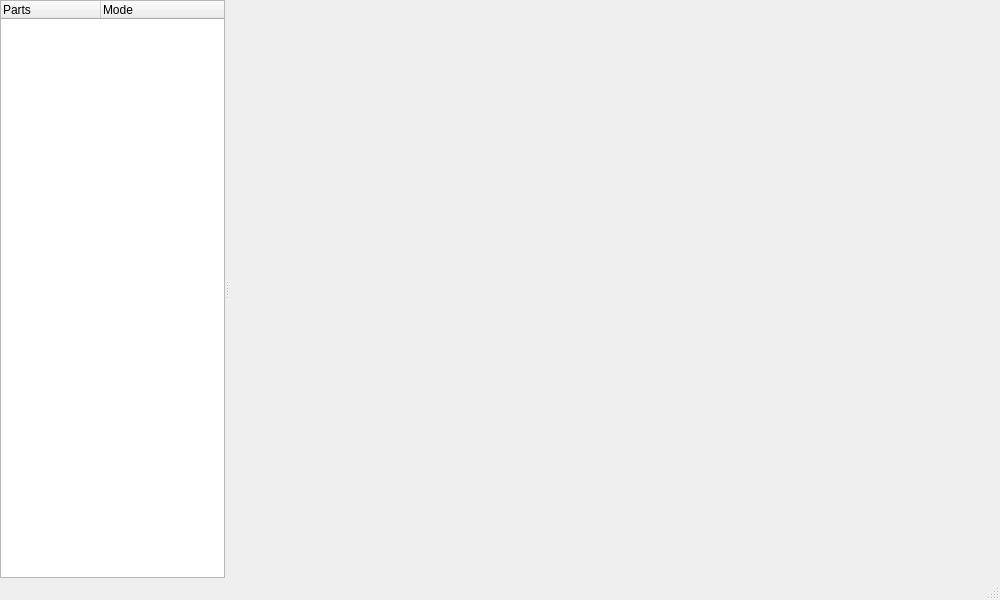
Before: the Qt Designer form src/yarpmotorgui-qt/mainwindow.ui in robotology/yarp, drawn with Qt 5.
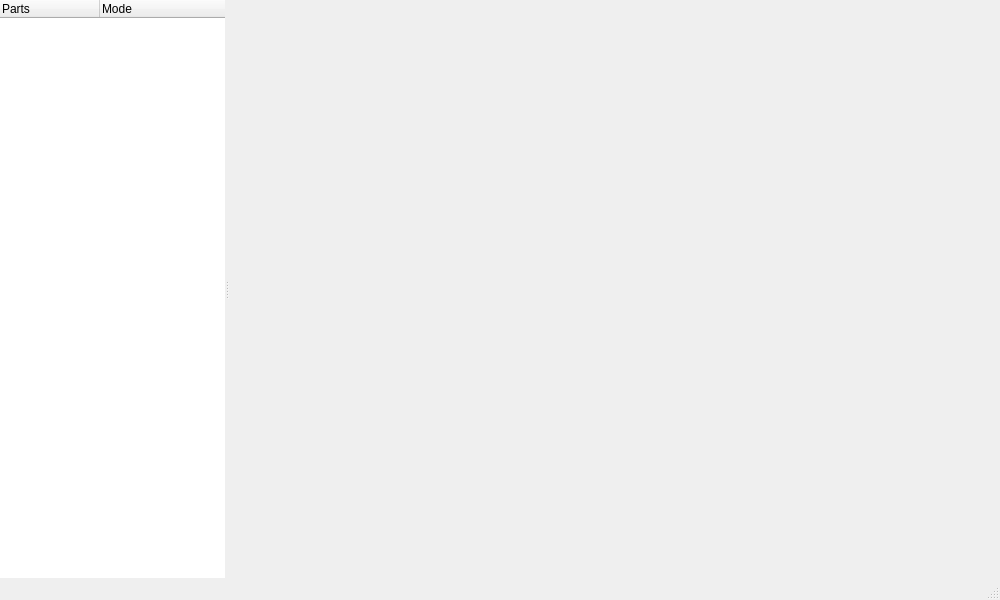
After: the same form once the commit is applied. Custom widgets are drawn as their Qt base class.

Commit message: [yarpmotorgui-qt] Removed frame from the treewidget

```diff
--- a/src/yarpmotorgui-qt/mainwindow.ui
+++ b/src/yarpmotorgui-qt/mainwindow.ui
@@ -54,6 +54,9 @@
          <height>16777215</height>
         </size>
        </property>
+       <property name="frameShape">
+        <enum>QFrame::NoFrame</enum>
+       </property>
        <property name="animated">
         <bool>true</bool>
        </property>
```
